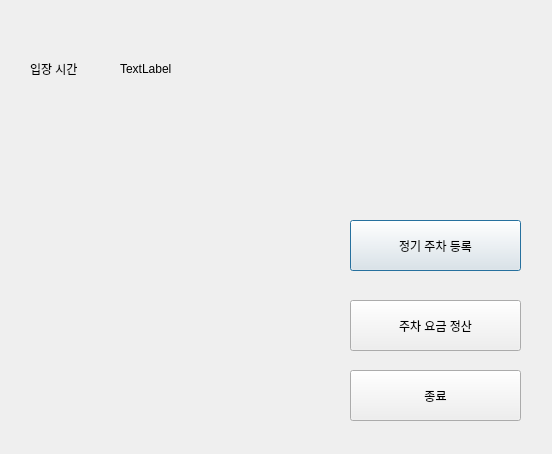
Qt form mainpage.ui (mssung34/ALPR) before a commit.
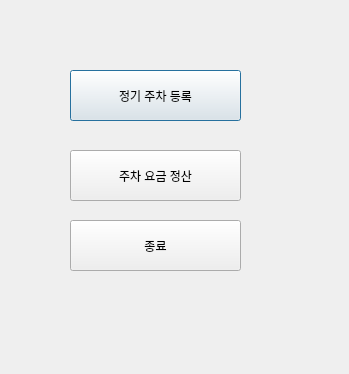
The same form after that commit.

Patch:
```diff
--- a/mainpage.ui
+++ b/mainpage.ui
@@ -6,8 +6,8 @@
    <rect>
     <x>0</x>
     <y>0</y>
-    <width>552</width>
-    <height>454</height>
+    <width>349</width>
+    <height>374</height>
    </rect>
   </property>
   <property name="windowTitle">
@@ -16,8 +16,8 @@
   <widget class="QPushButton" name="regist_btn">
    <property name="geometry">
     <rect>
-     <x>350</x>
-     <y>220</y>
+     <x>70</x>
+     <y>70</y>
      <width>171</width>
      <height>51</height>
     </rect>
@@ -29,8 +29,8 @@
   <widget class="QPushButton" name="calcul_btn">
    <property name="geometry">
     <rect>
-     <x>350</x>
-     <y>300</y>
+     <x>70</x>
+     <y>150</y>
      <width>171</width>
      <height>51</height>
     </rect>
@@ -42,8 +42,8 @@
   <widget class="QPushButton" name="end_btn">
    <property name="geometry">
     <rect>
-     <x>350</x>
-     <y>370</y>
+     <x>70</x>
+     <y>220</y>
      <width>171</width>
      <height>51</height>
     </rect>
@@ -52,32 +52,6 @@
     <string>종료</string>
    </property>
   </widget>
-  <widget class="QLabel" name="time_label">
-   <property name="geometry">
-    <rect>
-     <x>30</x>
-     <y>60</y>
-     <width>67</width>
-     <height>17</height>
-    </rect>
-   </property>
-   <property name="text">
-    <string>입장 시간</string>
-   </property>
-  </widget>
-  <widget class="QLabel" name="start_time">
-   <property name="geometry">
-    <rect>
-     <x>120</x>
-     <y>60</y>
-     <width>101</width>
-     <height>17</height>
-    </rect>
-   </property>
-   <property name="text">
-    <string>TextLabel</string>
-   </property>
-  </widget>
  </widget>
  <resources/>
  <connections/>
```
